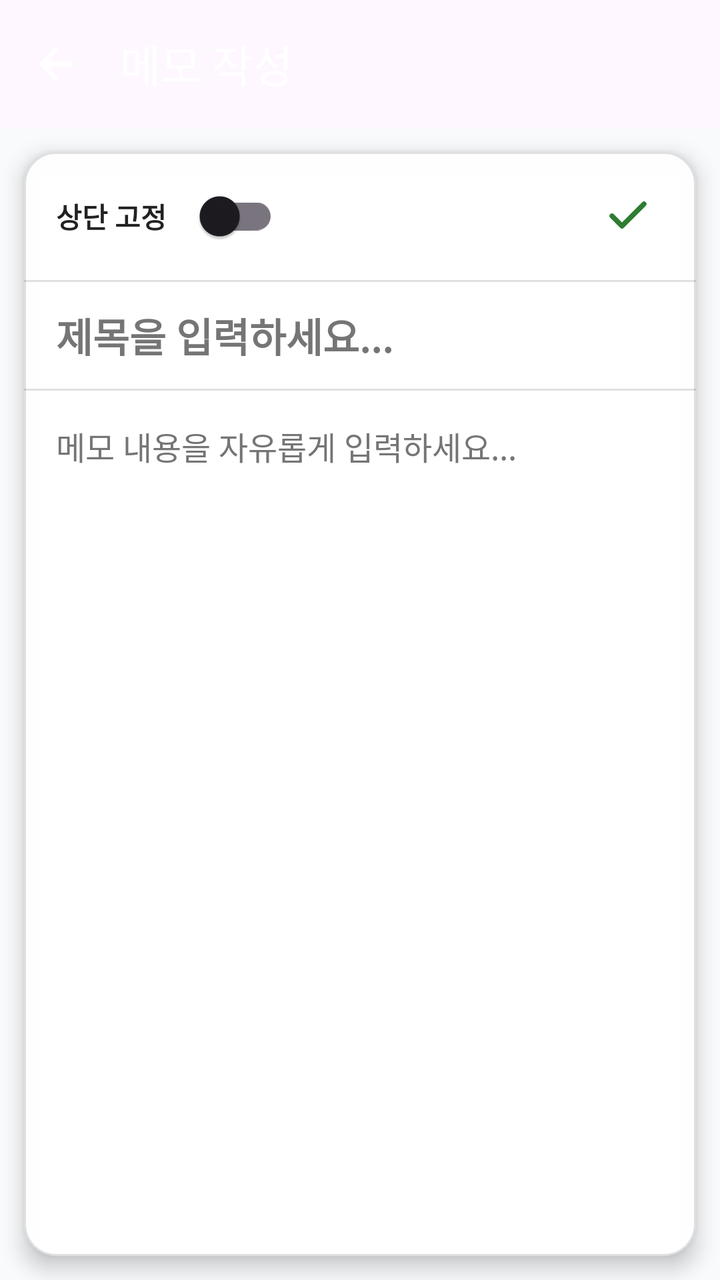
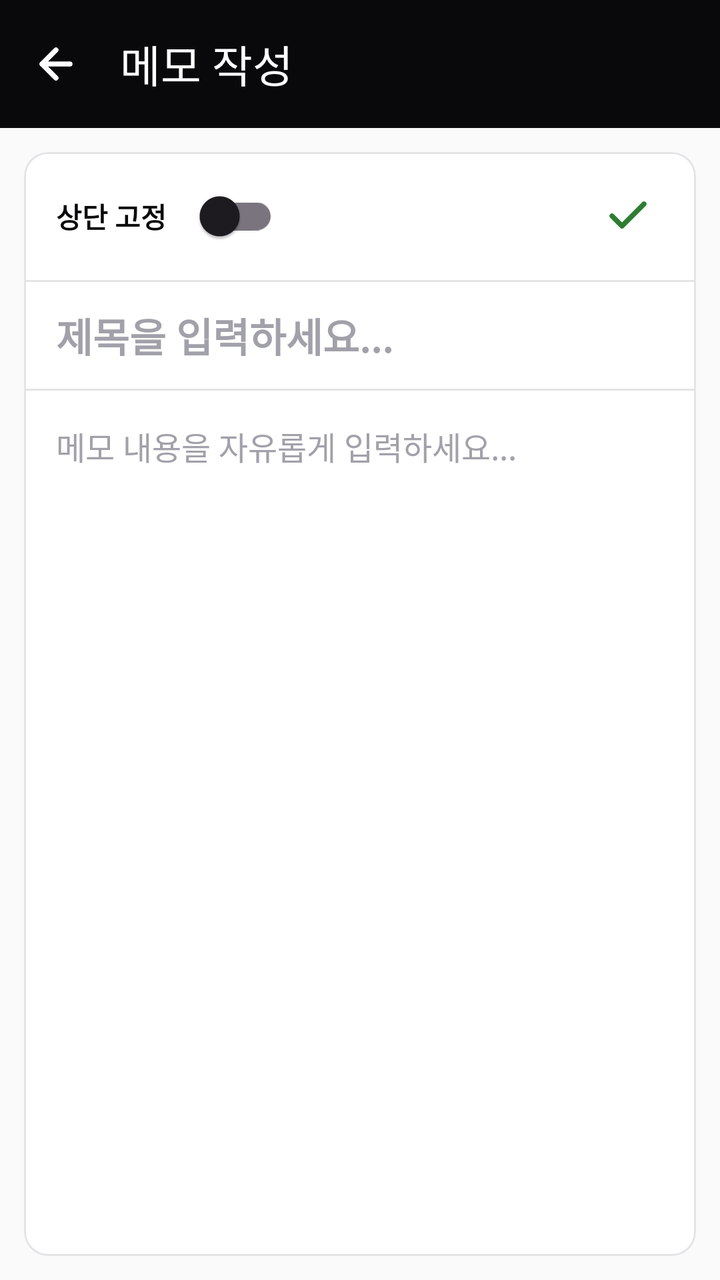

An Android layout rendered at two revisions. The XML below is the earlier revision; the diff shows what the commit changed to produce the second picture.
<!-- AndroidManifest.xml: application theme Theme.MyPlayStore -->
<!-- res/layout/activity_memo_edit.xml -->
<?xml version="1.0" encoding="utf-8"?>
<LinearLayout xmlns:android="http://schemas.android.com/apk/res/android"
    xmlns:app="http://schemas.android.com/apk/res-auto"
    xmlns:tools="http://schemas.android.com/tools"
    android:id="@+id/layoutRoot"
    android:layout_width="match_parent"
    android:layout_height="match_parent"
    android:orientation="vertical"
    tools:context=".ui.edit.MemoEditActivity">

    <com.google.android.material.appbar.AppBarLayout
        android:layout_width="match_parent"
        android:layout_height="wrap_content"
        app:elevation="4dp">

        <com.google.android.material.appbar.MaterialToolbar
            android:id="@+id/toolbarEdit"
            android:layout_width="match_parent"
            android:layout_height="?attr/actionBarSize"
            app:navigationIcon="@drawable/ic_back"
            app:navigationIconTint="@color/white"
            app:title="메모 작성"
            app:titleTextColor="@color/white" />
    </com.google.android.material.appbar.AppBarLayout>

    <com.google.android.material.card.MaterialCardView
        android:layout_width="match_parent"
        android:layout_height="0dp"
        android:layout_margin="12dp"
        android:layout_weight="1"
        app:cardBackgroundColor="#FAFFFFFF"
        app:cardCornerRadius="16dp"
        app:cardElevation="6dp"
        app:strokeColor="#1F000000"
        app:strokeWidth="1dp">

        <LinearLayout
            android:layout_width="match_parent"
            android:layout_height="match_parent"
            android:orientation="vertical">

            
            <LinearLayout
                android:layout_width="match_parent"
                android:layout_height="wrap_content"
                android:gravity="center_vertical"
                android:orientation="horizontal"
                android:paddingHorizontal="16dp"
                android:paddingVertical="8dp">

                <TextView
                    android:layout_width="wrap_content"
                    android:layout_height="wrap_content"
                    android:text="상단 고정"
                    android:textColor="#222222"
                    android:textSize="14sp"
                    android:textStyle="bold" />

                <com.google.android.material.switchmaterial.SwitchMaterial
                    android:id="@+id/switchPin"
                    android:layout_width="wrap_content"
                    android:layout_height="wrap_content"
                    android:layout_marginStart="8dp" />

                <View
                    android:layout_width="0dp"
                    android:layout_height="0dp"
                    android:layout_weight="1" />

                <ImageButton
                    android:id="@+id/btnDelete"
                    android:layout_width="36dp"
                    android:layout_height="36dp"
                    android:background="?attr/selectableItemBackgroundBorderless"
                    android:contentDescription="삭제"
                    android:src="@drawable/ic_delete"
                    android:visibility="gone"
                    tools:visibility="visible" />

                <ImageButton
                    android:id="@+id/btnSave"
                    android:layout_width="36dp"
                    android:layout_height="36dp"
                    android:layout_marginStart="8dp"
                    android:background="?attr/selectableItemBackgroundBorderless"
                    android:contentDescription="저장"
                    android:src="@drawable/ic_save" />
            </LinearLayout>

            <View
                android:layout_width="match_parent"
                android:layout_height="1dp"
                android:background="#E0E0E0" />

            <EditText
                android:id="@+id/etTitle"
                android:layout_width="match_parent"
                android:layout_height="wrap_content"
                android:background="@null"
                android:hint="제목을 입력하세요..."
                android:importantForAutofill="no"
                android:inputType="text"
                android:paddingHorizontal="16dp"
                android:paddingVertical="12dp"
                android:textColor="#111111"
                android:textColorHint="#757575"
                android:textSize="20sp"
                android:textStyle="bold" />

            <View
                android:layout_width="match_parent"
                android:layout_height="1dp"
                android:background="#E0E0E0" />

            <EditText
                android:id="@+id/etContent"
                android:layout_width="match_parent"
                android:layout_height="0dp"
                android:layout_weight="1"
                android:background="@null"
                android:gravity="top"
                android:hint="메모 내용을 자유롭게 입력하세요..."
                android:importantForAutofill="no"
                android:inputType="textMultiLine"
                android:padding="16dp"
                android:textColor="#222222"
                android:textColorHint="#757575"
                android:textSize="16sp" />

        </LinearLayout>
    </com.google.android.material.card.MaterialCardView>

</LinearLayout>
<!-- resources referenced by this layout -->
<resources>
  <color name="white">#FFFFFFFF</color>
  <!-- drawable ic_back (drawable) -->
  <?xml version="1.0" encoding="utf-8"?>
  <vector xmlns:android="http://schemas.android.com/apk/res/android"
      android:width="24dp"
      android:height="24dp"
      android:viewportWidth="24"
      android:viewportHeight="24">
      <path
          android:fillColor="#00000000"
          android:pathData="M19,12H5M12,19l-7,-7 7,-7"
          android:strokeWidth="2.5"
          android:strokeColor="#FFFFFFFF"
          android:strokeLineCap="round"
          android:strokeLineJoin="round" />
  </vector>
  <!-- drawable ic_delete (drawable) -->
  <?xml version="1.0" encoding="utf-8"?>
  <vector xmlns:android="http://schemas.android.com/apk/res/android"
      android:width="24dp"
      android:height="24dp"
      android:viewportWidth="24"
      android:viewportHeight="24">
      <path
          android:fillColor="#00000000"
          android:pathData="M3,6h18M19,6v14a2,2 0 0,1 -2,2H7a2,2 0 0,1 -2,-2V6m3,0V4a2,2 0 0,1 2,-2h4a2,2 0 0,1 2,2v2"
          android:strokeWidth="2"
          android:strokeColor="#E53935"
          android:strokeLineCap="round"
          android:strokeLineJoin="round" />
  </vector>
  <!-- drawable ic_save (drawable) -->
  <?xml version="1.0" encoding="utf-8"?>
  <vector xmlns:android="http://schemas.android.com/apk/res/android"
      android:width="24dp"
      android:height="24dp"
      android:viewportWidth="24"
      android:viewportHeight="24">
      <path
          android:fillColor="#00000000"
          android:pathData="M20,6L9,17l-5,-5"
          android:strokeWidth="2.5"
          android:strokeColor="#2E7D32"
          android:strokeLineCap="round"
          android:strokeLineJoin="round" />
  </vector>
  <style name="Theme.MyPlayStore" parent="Base.Theme.MyPlayStore" />
  <style name="Base.Theme.MyPlayStore" parent="Theme.Material3.DayNight.NoActionBar">
          <item name="colorPrimary">@color/slate_primary</item>
          <item name="colorPrimaryDark">@color/slate_primary_dark</item>
          <item name="colorSecondary">@color/slate_accent</item>
          <item name="android:windowBackground">@color/slate_background</item>
          <item name="android:statusBarColor">@color/slate_primary_dark</item>
      </style>
  <color name="slate_primary">#1E293B</color>
  <color name="slate_primary_dark">#0F172A</color>
  <color name="slate_accent">#2563EB</color>
  <color name="slate_background">#F8FAFC</color>
</resources>

<!-- the commit's change to res/layout/activity_memo_edit.xml (unified diff, before → after) -->
@@ -5,13 +5,15 @@
     android:id="@+id/layoutRoot"
     android:layout_width="match_parent"
     android:layout_height="match_parent"
+    android:background="#FAFAFA"
     android:orientation="vertical"
     tools:context=".ui.edit.MemoEditActivity">
 
     <com.google.android.material.appbar.AppBarLayout
         android:layout_width="match_parent"
         android:layout_height="wrap_content"
-        app:elevation="4dp">
+        android:background="#09090B"
+        app:elevation="2dp">
 
         <com.google.android.material.appbar.MaterialToolbar
             android:id="@+id/toolbarEdit"
@@ -28,10 +30,10 @@
         android:layout_height="0dp"
         android:layout_margin="12dp"
         android:layout_weight="1"
-        app:cardBackgroundColor="#FAFFFFFF"
-        app:cardCornerRadius="16dp"
-        app:cardElevation="6dp"
-        app:strokeColor="#1F000000"
+        app:cardBackgroundColor="#FFFFFF"
+        app:cardCornerRadius="12dp"
+        app:cardElevation="0dp"
+        app:strokeColor="#E4E4E7"
         app:strokeWidth="1dp">
 
         <LinearLayout
@@ -52,7 +54,7 @@
                     android:layout_width="wrap_content"
                     android:layout_height="wrap_content"
                     android:text="상단 고정"
-                    android:textColor="#222222"
+                    android:textColor="#09090B"
                     android:textSize="14sp"
                     android:textStyle="bold" />
 
@@ -90,7 +92,7 @@
             <View
                 android:layout_width="match_parent"
                 android:layout_height="1dp"
-                android:background="#E0E0E0" />
+                android:background="#E4E4E7" />
 
             <EditText
                 android:id="@+id/etTitle"
@@ -102,15 +104,15 @@
                 android:inputType="text"
                 android:paddingHorizontal="16dp"
                 android:paddingVertical="12dp"
-                android:textColor="#111111"
-                android:textColorHint="#757575"
+                android:textColor="#09090B"
+                android:textColorHint="#A1A1AA"
                 android:textSize="20sp"
                 android:textStyle="bold" />
 
             <View
                 android:layout_width="match_parent"
                 android:layout_height="1dp"
-                android:background="#E0E0E0" />
+                android:background="#E4E4E7" />
 
             <EditText
                 android:id="@+id/etContent"
@@ -123,8 +125,8 @@
                 android:importantForAutofill="no"
                 android:inputType="textMultiLine"
                 android:padding="16dp"
-                android:textColor="#222222"
-                android:textColorHint="#757575"
+                android:textColor="#27272A"
+                android:textColorHint="#A1A1AA"
                 android:textSize="16sp" />
 
         </LinearLayout>
<!-- resource entries referenced after the edit -->
@@ -48,15 +48,15 @@
   </vector>
   <style name="Theme.MyPlayStore" parent="Base.Theme.MyPlayStore" />
   <style name="Base.Theme.MyPlayStore" parent="Theme.Material3.DayNight.NoActionBar">
-          <item name="colorPrimary">@color/slate_primary</item>
-          <item name="colorPrimaryDark">@color/slate_primary_dark</item>
-          <item name="colorSecondary">@color/slate_accent</item>
-          <item name="android:windowBackground">@color/slate_background</item>
-          <item name="android:statusBarColor">@color/slate_primary_dark</item>
+          <item name="colorPrimary">@color/mono_primary</item>
+          <item name="colorPrimaryDark">@color/mono_primary_dark</item>
+          <item name="colorSecondary">@color/mono_accent</item>
+          <item name="android:windowBackground">@color/mono_background</item>
+          <item name="android:statusBarColor">@color/mono_primary_dark</item>
       </style>
-  <color name="slate_primary">#1E293B</color>
-  <color name="slate_primary_dark">#0F172A</color>
-  <color name="slate_accent">#2563EB</color>
-  <color name="slate_background">#F8FAFC</color>
+  <color name="mono_primary">#09090B</color>
+  <color name="mono_primary_dark">#000000</color>
+  <color name="mono_accent">#09090B</color>
+  <color name="mono_background">#FFFFFF</color>
 </resources>
 
